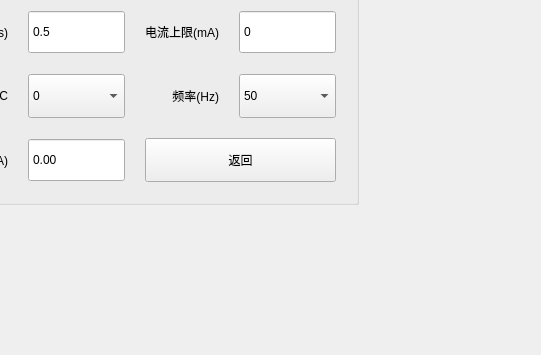
First picture: the form in PageAcw.ui, repository bloglink/aip-tester, before the edit; both pictures show x 259 to 800 and y 245 to 600 of the 800 by 600 pixel window.
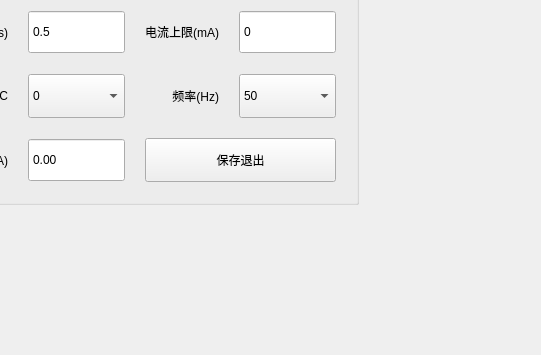
Second picture: the form after the edit.

Commit message: style:(2.1.0.170329)改返回为保存退出

What changed in the file:
```diff
--- a/PageAcw.ui
+++ b/PageAcw.ui
@@ -268,7 +268,7 @@
             </sizepolicy>
            </property>
            <property name="text">
-            <string>返回</string>
+            <string>保存退出</string>
            </property>
           </widget>
          </item>
```
The commit also changes 7 other files.
